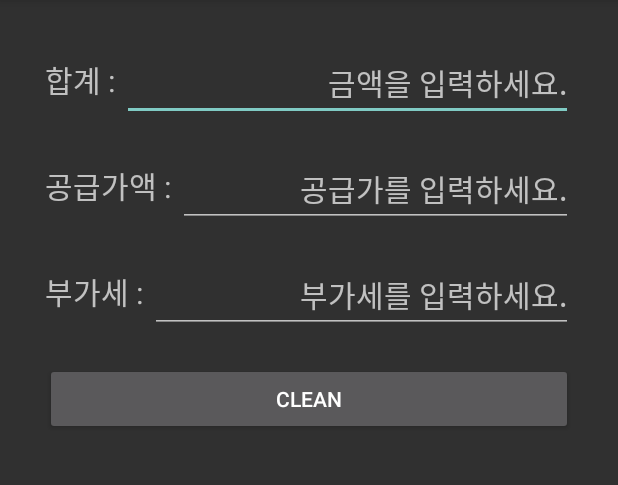
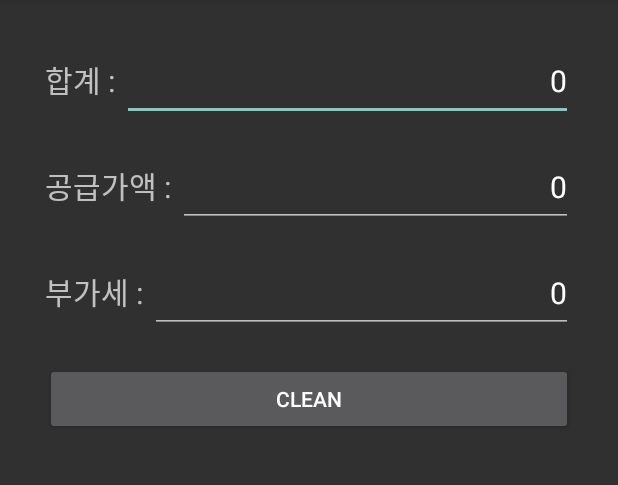
Before and after one commit to hyleekr9580/calculator2, an Android app: the screen it shows after launch (MainActivity), after a tap on "CLEAN", on a phone screen of 412 x 824 dp, the part 84-569 px from its top. Run offline under Robolectric (Android 15) with nearby library versions, the phone set to English and light mode, and no system bars.

Commit message:
EditText 콤마

```diff
--- a/app/src/main/java/contentsstudio/kr/calculator2/MainActivity.java
+++ b/app/src/main/java/contentsstudio/kr/calculator2/MainActivity.java
@@ -6,6 +6,7 @@ import android.net.Uri;
 import android.os.Bundle;
 import android.support.v7.app.AppCompatActivity;
 import android.text.Editable;
+import android.text.Selection;
 import android.text.TextWatcher;
 import android.util.Log;
 import android.view.KeyEvent;
@@ -54,7 +55,7 @@ public class MainActivity extends AppCompatActivity implements View.OnClickListe
         mEditMoney.addTextChangedListener(watcher2);
         mEditVat.addTextChangedListener(watcher3);
 
-        mDecimalFormat = new DecimalFormat("#,###,###");
+        mDecimalFormat = new DecimalFormat("###,###,###,###");
 
         mEditTotal.setOnFocusChangeListener(new View.OnFocusChangeListener() {
             @Override
@@ -109,33 +110,42 @@ public class MainActivity extends AppCompatActivity implements View.OnClickListe
         @Override
         public void beforeTextChanged(CharSequence s, int start, int count, int after) {
             // 입력하기 전에
-            Log.e(TAG, "==================================> beforeTextChanged");
+//            Log.e(TAG, "==================================> beforeTextChanged");
         }
 
         @Override
         public void onTextChanged(CharSequence s, int start, int before, int count) {
 
-            Log.e(TAG, "==================================> onTextChanged");
 
-           // 입력되는 텍스트에 변화가 있을 때
-            float num, res, vat;
+            // 입력되는 텍스트에 변화가 있을 때
+            int num, res, vat;
 
-            if (s.toString().equals(reault)) {
-                mEditMoney.setText("");
-                mEditVat.setText("");
-            } else {
+            if (!s.toString().equals(reault)) {
 
-                num = Float.parseFloat(mEditTotal.getText().toString().replace(",", ""));
+                reault = makeStringComma(s.toString().replaceAll(",", ""));
+                mEditTotal.setText(reault);
+                Editable e = mEditTotal.getText();
+                Selection.setSelection(e, reault.length());
+
+                num = Integer.parseInt(mEditTotal.getText().toString().replace(",", ""));
+                Log.e(TAG, "==================================> num : " + num);
 
                 //  공급가 계산
-                res = num / 1.1F;
+                res = (int) (num / 1.1000F);
+                Log.e(TAG, "======================================> res : " + res);
+
                 //  부가세 계산
                 vat = num - res;
+                Log.e(TAG, "============================================> vat : " + vat);
 
                 //  공급가 보여주기
                 mEditMoney.setText("" + mDecimalFormat.format(res));
                 //  부가세 보여주기
                 mEditVat.setText("" + mDecimalFormat.format(vat));
+            } else {
+                mEditMoney.setText("");
+                mEditVat.setText("");
+
             }
         }
 
@@ -143,7 +153,7 @@ public class MainActivity extends AppCompatActivity implements View.OnClickListe
         public void afterTextChanged(Editable s) {
             // 입력이 끝났을 때
 
-            Log.e(TAG, "==================================> afterTextChanged");
+//            Log.e(TAG, "==================================> afterTextChanged");
 
         }
     };
@@ -158,15 +168,18 @@ public class MainActivity extends AppCompatActivity implements View.OnClickListe
 
         @Override
         public void onTextChanged(CharSequence s, int start, int before, int count) {
-            float num, res, vat;
-            if (s.toString().equals(reault)) {
-                mEditTotal.setText("");
-                mEditVat.setText("");
-            } else {
-                num = Float.parseFloat(mEditMoney.getText().toString().replace(",", ""));
+            int num, res, vat;
+            if (!s.toString().equals(reault)) {
+
+                reault = makeStringComma(s.toString().replaceAll(",", ""));
+                mEditMoney.setText(reault);
+                Editable e = mEditMoney.getText();
+                Selection.setSelection(e, reault.length());
+
+                num = Integer.parseInt(mEditMoney.getText().toString().replace(",", ""));
 
                 //  부가세 계산
-                vat = num * 0.1F;
+                vat = (int) (num * 0.10F);
                 //  합계 계산
                 res = num + vat;
 
@@ -175,6 +188,9 @@ public class MainActivity extends AppCompatActivity implements View.OnClickListe
                 mEditTotal.setText("" + mDecimalFormat.format(res));
                 //  부가세 보여주기
                 mEditVat.setText("" + mDecimalFormat.format(vat));
+            } else {
+                mEditTotal.setText("");
+                mEditVat.setText("");
             }
         }
 
@@ -193,16 +209,18 @@ public class MainActivity extends AppCompatActivity implements View.OnClickListe
 
         @Override
         public void onTextChanged(CharSequence s, int start, int before, int count) {
-            float num, res, total;
-            if (s.toString().equals(reault)) {
-                mEditMoney.setText("");
-                mEditTotal.setText("");
-            } else {
+            int num, res, total;
+            if (!s.toString().equals(reault)) {
 
-                num = Float.parseFloat(mEditVat.getText().toString().replace(",", ""));
+                reault = makeStringComma(s.toString().replaceAll(",", ""));
+                mEditVat.setText(reault);
+                Editable e = mEditVat.getText();
+                Selection.setSelection(e, reault.length());
+
+                num = Integer.parseInt(mEditVat.getText().toString().replace(",", ""));
 
                 //  공급가 계산
-                res = num * 10;
+                res = (int) (num * 10.0);
                 //  합계 계산
                 total = num + res;
 
@@ -210,6 +228,10 @@ public class MainActivity extends AppCompatActivity implements View.OnClickListe
                 mEditMoney.setText("" + mDecimalFormat.format(res));
                 //  합계 보여주기
                 mEditTotal.setText("" + mDecimalFormat.format(total));
+            } else {
+                mEditMoney.setText("");
+                mEditTotal.setText("");
+
             }
         }
 
@@ -226,9 +248,9 @@ public class MainActivity extends AppCompatActivity implements View.OnClickListe
 
             case R.id.clean_btn:
                 Toast.makeText(MainActivity.this, "모든 항목이 삭제 되었습니다.", Toast.LENGTH_SHORT).show();
-                mEditTotal.setText("");
-                mEditMoney.setText("");
-                mEditVat.setText("");
+                mEditTotal.setText("" + 0);
+                mEditMoney.setText("" + 0);
+                mEditVat.setText("" + 0);
                 break;
         }
     }
@@ -290,5 +312,11 @@ public class MainActivity extends AppCompatActivity implements View.OnClickListe
 
     }
 
-
+    protected String makeStringComma(String str) {
+        if (str.length() == 0)
+            return "";
+        long value = Long.parseLong(str);
+        DecimalFormat format = new DecimalFormat("###,###");
+        return format.format(value);
+    }
 }
```
